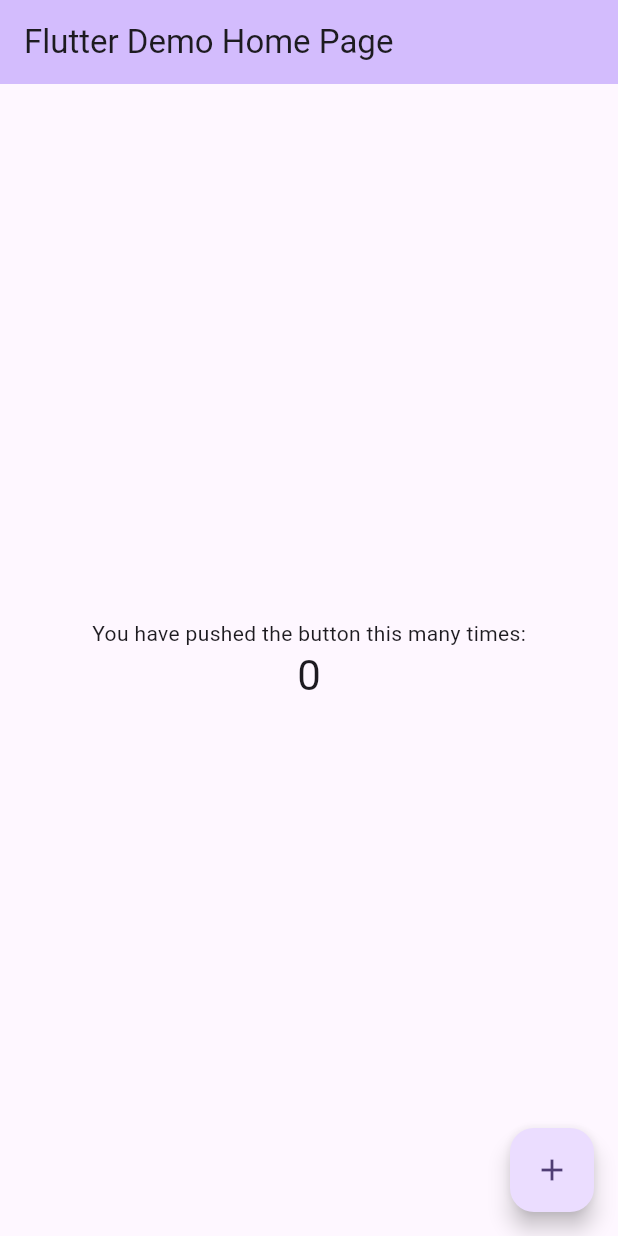
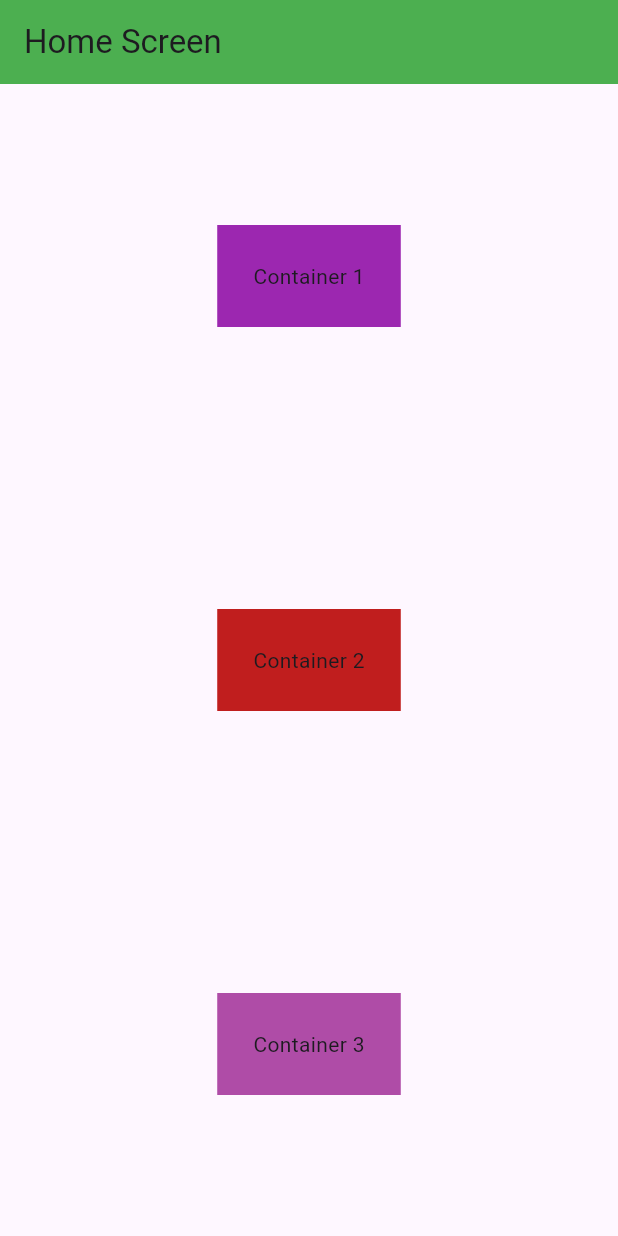
Before and after one commit to ABD2005LY/to_do_list, a Flutter app: the screen it shows after launch, on a phone screen of 412 x 824 dp. Run offline on Flutter 3.47's test engine with Material 3 defaults, Android fonts, the phone set to English and light mode, and no system bars.

Commit message:
fixed errors

```diff
--- a/lib/main.dart
+++ b/lib/main.dart
@@ -1,4 +1,5 @@
 import 'package:flutter/material.dart';
+import 'package:to_do_list/scareens/home_scareen.dart';
 
 void main() {
   runApp(const MyApp());
@@ -31,95 +32,7 @@ class MyApp extends StatelessWidget {
         colorScheme: ColorScheme.fromSeed(seedColor: Colors.deepPurple),
         useMaterial3: true,
       ),
-      home: const MyHomePage(title: 'Flutter Demo Home Page'),
+      home: HomeScreen()
     );
   }
 }
-
-class MyHomePage extends StatefulWidget {
-  const MyHomePage({super.key, required this.title});
-
-  // This widget is the home page of your application. It is stateful, meaning
-  // that it has a State object (defined below) that contains fields that affect
-  // how it looks.
-
-  // This class is the configuration for the state. It holds the values (in this
-  // case the title) provided by the parent (in this case the App widget) and
-  // used by the build method of the State. Fields in a Widget subclass are
-  // always marked "final".
-
-  final String title;
-
-  @override
-  State<MyHomePage> createState() => _MyHomePageState();
-}
-
-class _MyHomePageState extends State<MyHomePage> {
-  int _counter = 0;
-
-  void _incrementCounter() {
-    setState(() {
-      // This call to setState tells the Flutter framework that something has
-      // changed in this State, which causes it to rerun the build method below
-      // so that the display can reflect the updated values. If we changed
-      // _counter without calling setState(), then the build method would not be
-      // called again, and so nothing would appear to happen.
-      _counter++;
-    });
-  }
-
-  @override
-  Widget build(BuildContext context) {
-    // This method is rerun every time setState is called, for instance as done
-    // by the _incrementCounter method above.
-    //
-    // The Flutter framework has been optimized to make rerunning build methods
-    // fast, so that you can just rebuild anything that needs updating rather
-    // than having to individually change instances of widgets.
-    return Scaffold(
-      appBar: AppBar(
-        // TRY THIS: Try changing the color here to a specific color (to
-        // Colors.amber, perhaps?) and trigger a hot reload to see the AppBar
-        // change color while the other colors stay the same.
-        backgroundColor: Theme.of(context).colorScheme.inversePrimary,
-        // Here we take the value from the MyHomePage object that was created by
-        // the App.build method, and use it to set our appbar title.
-        title: Text(widget.title),
-      ),
-      body: Center(
-        // Center is a layout widget. It takes a single child and positions it
-        // in the middle of the parent.
-        child: Column(
-          // Column is also a layout widget. It takes a list of children and
-          // arranges them vertically. By default, it sizes itself to fit its
-          // children horizontally, and tries to be as tall as its parent.
-          //
-          // Column has various properties to control how it sizes itself and
-          // how it positions its children. Here we use mainAxisAlignment to
-          // center the children vertically; the main axis here is the vertical
-          // axis because Columns are vertical (the cross axis would be
-          // horizontal).
-          //
-          // TRY THIS: Invoke "debug painting" (choose the "Toggle Debug Paint"
-          // action in the IDE, or press "p" in the console), to see the
-          // wireframe for each widget.
-          mainAxisAlignment: MainAxisAlignment.center,
-          children: <Widget>[
-            const Text(
-              'You have pushed the button this many times:',
-            ),
-            Text(
-              '$_counter',
-              style: Theme.of(context).textTheme.headlineMedium,
-            ),
-          ],
-        ),
-      ),
-      floatingActionButton: FloatingActionButton(
-        onPressed: _incrementCounter,
-        tooltip: 'Increment',
-        child: const Icon(Icons.add),
-      ), // This trailing comma makes auto-formatting nicer for build methods.
-    );
-  }
-}
--- /dev/null
+++ b/lib/scareens/home_scareen.dart
@@ -0,0 +1,42 @@
+import 'package:flutter/material.dart';
+
+class HomeScreen extends StatefulWidget {
+  const HomeScreen({super.key});
+
+  @override
+  State<HomeScreen> createState() => _HomeScreenState();
+}
+
+class _HomeScreenState extends State<HomeScreen> {
+  @override
+  Widget build(BuildContext context) {
+    return Scaffold(
+      appBar: AppBar(
+        title: Text('Home Screen'),
+        backgroundColor: Colors.green,
+      ),
+      body:  Center(
+        child: Column(
+          mainAxisAlignment: MainAxisAlignment.spaceAround,
+          children: <Widget>[
+            Container(
+              padding: EdgeInsets.all(24),
+              color: Colors.purple,
+              child: Text('Container 1'),
+            ),
+            Container(
+              padding: EdgeInsets.all(24),
+              color: const Color.fromARGB(255, 192, 30, 30),
+              child: Text('Container 2'),
+            ),
+            Container(
+              padding: EdgeInsets.all(24),
+              color: const Color.fromARGB(255, 175, 76, 167),
+              child: Text('Container 3'),
+            ),
+          ],
+        ),
+    ),
+);
+  }
+}
```
Also changed, not shown: 1 other file.
